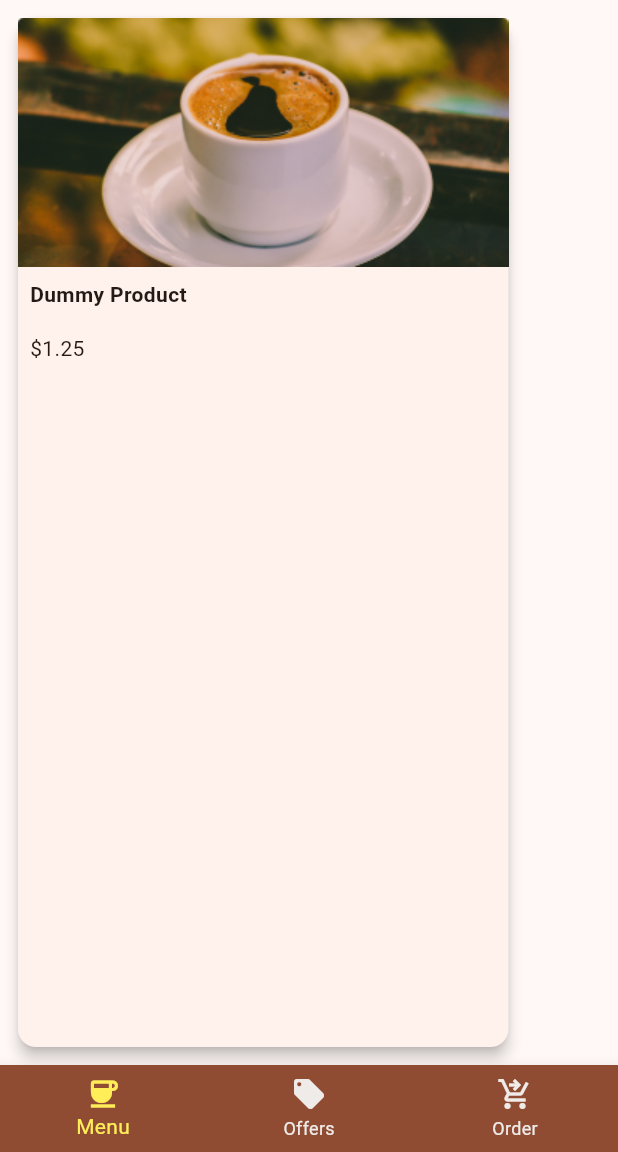
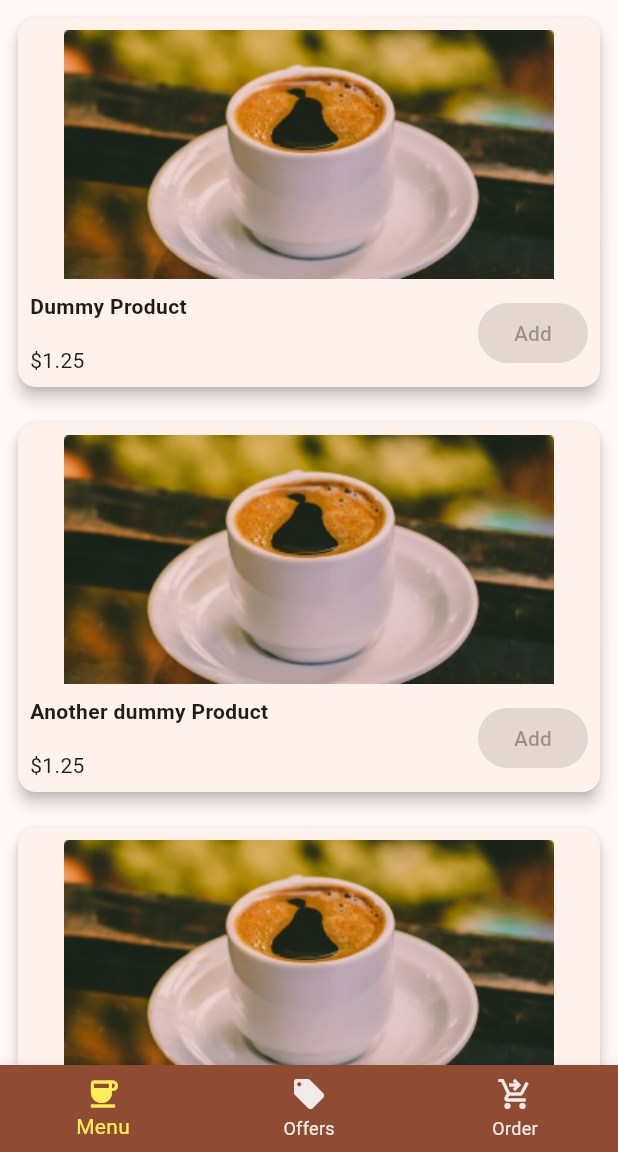
Before and after one commit to Malisha4065/coffee_masters, a Flutter app: the screen it shows after launch, on a phone screen of 412 x 824 dp, the part 84-1236 px from its top. Run offline on Flutter 3.47's test engine with Material 3 defaults, Android fonts, the phone set to English and light mode, and no system bars; statements that could not run were skipped.

Commit message:
menupage improved

```diff
--- a/lib/pages/menupage.dart
+++ b/lib/pages/menupage.dart
@@ -7,14 +7,30 @@ class MenuPage extends StatelessWidget {
   @override
   Widget build(BuildContext context) {
     var p = Product(id: 1, name: "Dummy Product", price: 1.25, image: "");
-    return ProductItem(product: p);
+    var q =
+        Product(id: 2, name: "Another dummy Product", price: 1.25, image: "");
+    var r = Product(
+        id: 3,
+        name: "Different dummy Product much larger",
+        price: 1.25,
+        image: "");
+
+    return ListView(
+      children: [
+        ProductItem(product: p, onAdd: (){},),
+        ProductItem(product: q, onAdd: (){},),
+        ProductItem(product: r, onAdd: (){},),
+      ],
+    );
   }
 }
 
 class ProductItem extends StatelessWidget {
   final Product product;
+  final Function onAdd;
 
-  const ProductItem({super.key, required this.product});
+  const ProductItem({super.key, required this.product,
+      required this.onAdd});
 
   @override
   Widget build(BuildContext context) {
@@ -23,9 +39,18 @@ class ProductItem extends StatelessWidget {
       child: Card(
         elevation: 4,
         child: Column(
+          crossAxisAlignment: CrossAxisAlignment.center,
+          children: [
+            Padding(
+              padding: const EdgeInsets.only(top: 8.0, left: 8.0, right: 8.0),
+              child: Image.asset("images/black_coffee.png"),
+            ),
+            Row(
+              mainAxisAlignment: MainAxisAlignment.spaceBetween,
+              children: [
+                Column(
                   crossAxisAlignment: CrossAxisAlignment.start,
                   children: [
-            Image.asset("images/black_coffee.png"),
                     Padding(
                       padding: const EdgeInsets.all(8.0),
                       child: Text(
@@ -39,6 +64,17 @@ class ProductItem extends StatelessWidget {
                     ),
                   ],
                 ),
+                Padding(
+                  padding: const EdgeInsets.only(right: 8.0),
+                  child: ElevatedButton(
+                    onPressed: () {onAdd(product)},
+                    child: const Text("Add"),
+                  ),
+                )
+              ],
+            ),
+          ],
+        ),
       ),
     );
   }
```
Lines whose indentation alone changed are shown as unchanged.
